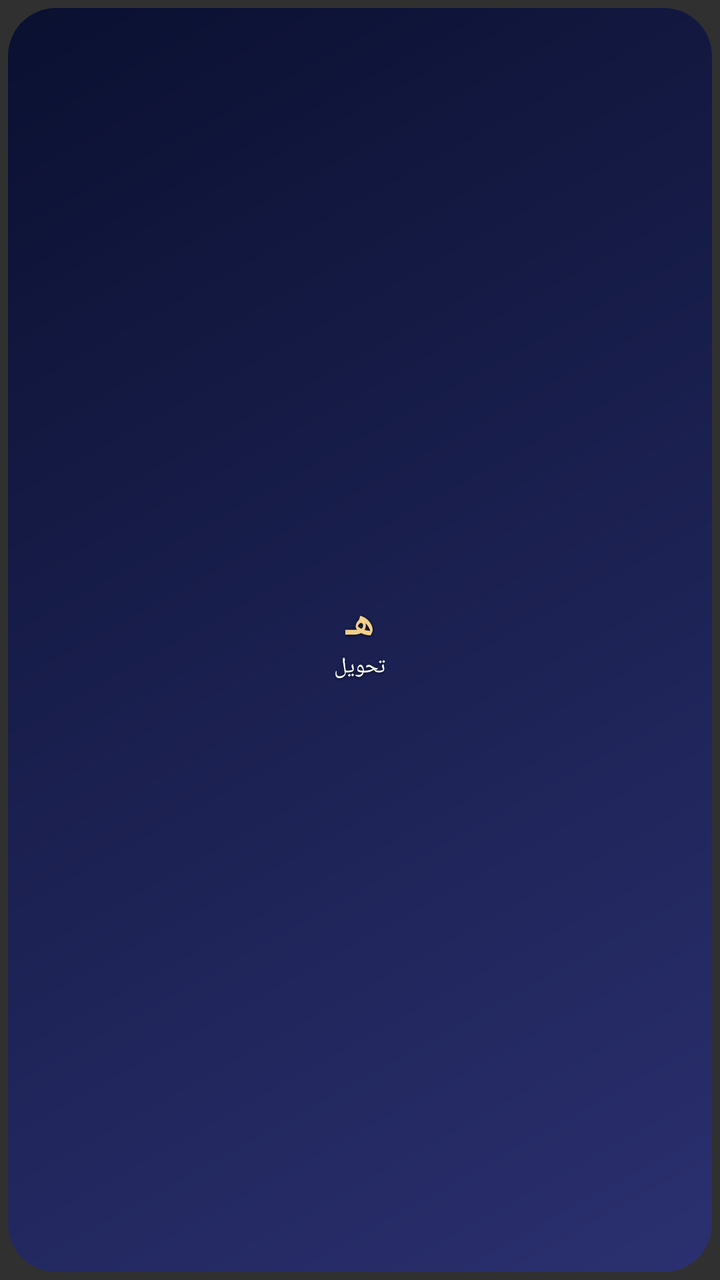
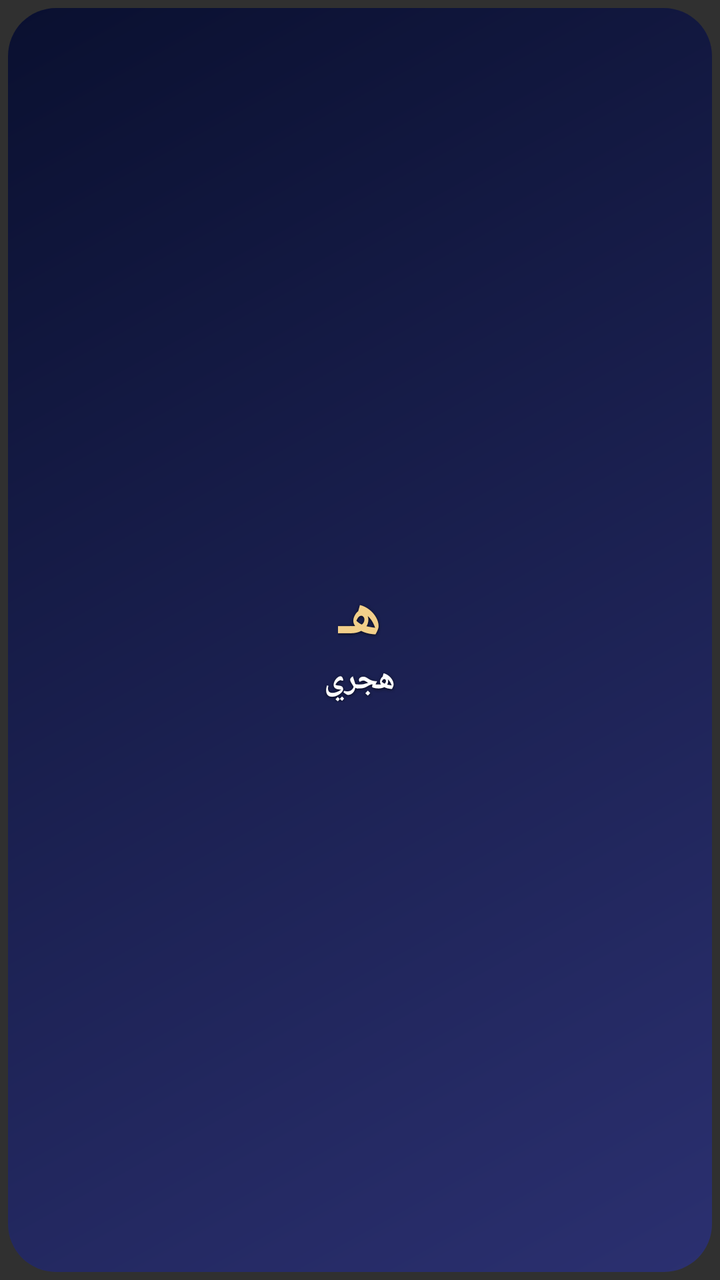

Screens rendered from an Android XML layout before and after an edit, with the pre-edit source and the edit as a unified diff.
<!-- AndroidManifest.xml: application theme android:Theme.Material.NoActionBar.Fullscreen -->
<!-- res/layout/widget_convert.xml -->
<?xml version="1.0" encoding="utf-8"?>
<FrameLayout xmlns:android="http://schemas.android.com/apk/res/android"
    android:id="@+id/root"
    android:layout_width="match_parent"
    android:layout_height="match_parent"
    android:layoutDirection="rtl"
    android:padding="4dp">

    <ImageView
        android:id="@+id/bg"
        android:layout_width="match_parent"
        android:layout_height="match_parent"
        android:scaleType="fitXY"
        android:src="@drawable/widget_bg_night" />

    <LinearLayout
        android:layout_width="match_parent"
        android:layout_height="match_parent"
        android:gravity="center"
        android:orientation="vertical">

        <TextView
            android:id="@+id/cv_day"
            style="@style/WidgetText"
            android:layout_width="wrap_content"
            android:layout_height="wrap_content"
            android:includeFontPadding="false"
            android:text="هـ"
            android:textColor="#F2CF8A"
            android:textSize="20sp"
            android:textStyle="bold" />

        <TextView
            style="@style/WidgetText"
            android:layout_width="wrap_content"
            android:layout_height="wrap_content"
            android:includeFontPadding="false"
            android:text="تحويل"
            android:textSize="11sp" />
    </LinearLayout>
</FrameLayout>
<!-- resources referenced by this layout -->
<resources>
  <!-- drawable widget_bg_night (drawable) -->
  <?xml version="1.0" encoding="utf-8"?>
  <shape xmlns:android="http://schemas.android.com/apk/res/android" android:shape="rectangle">
      <corners android:radius="24dp" />
      <gradient android:angle="315" android:startColor="#0A1030" android:endColor="#2B3070" />
  </shape>
  <style name="WidgetText">
          <item name="android:textColor">#FFFFFF</item>
          <item name="android:shadowColor">#B3000000</item>
          <item name="android:shadowDy">1</item>
          <item name="android:shadowRadius">4</item>
      </style>
</resources>

<!-- the commit's change to res/layout/widget_convert.xml (unified diff, before → after) -->
@@ -27,7 +27,7 @@
             android:includeFontPadding="false"
             android:text="هـ"
             android:textColor="#F2CF8A"
-            android:textSize="20sp"
+            android:textSize="30sp"
             android:textStyle="bold" />
 
         <TextView
@@ -35,7 +35,8 @@
             android:layout_width="wrap_content"
             android:layout_height="wrap_content"
             android:includeFontPadding="false"
-            android:text="تحويل"
-            android:textSize="11sp" />
+            android:text="هجري"
+            android:textSize="16sp"
+            android:textStyle="bold" />
     </LinearLayout>
 </FrameLayout>
